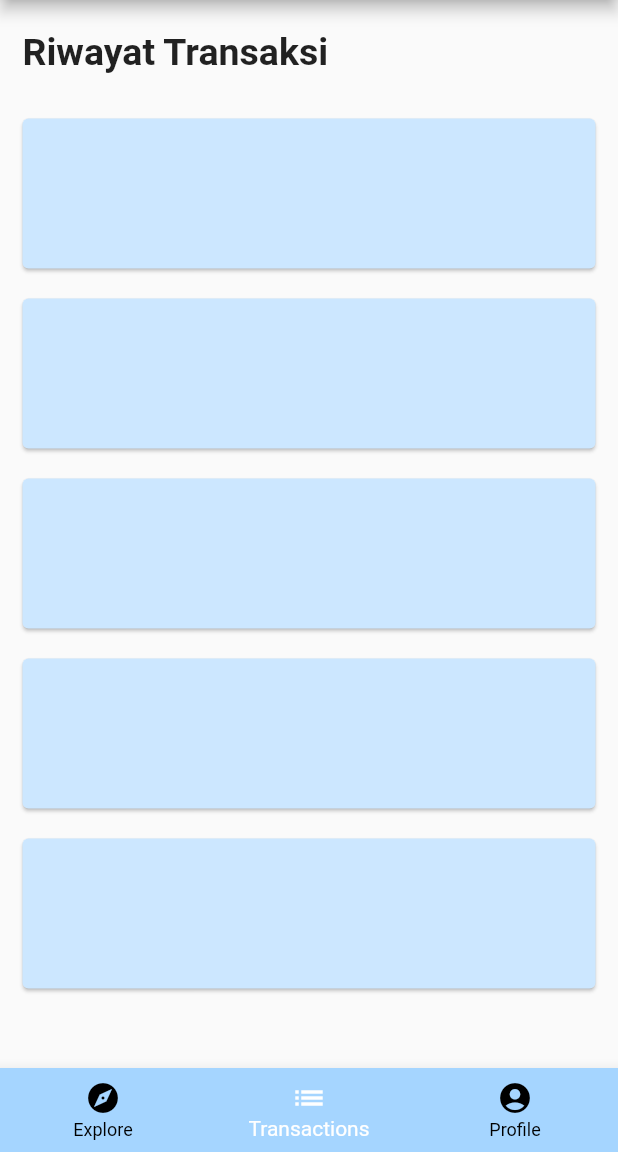
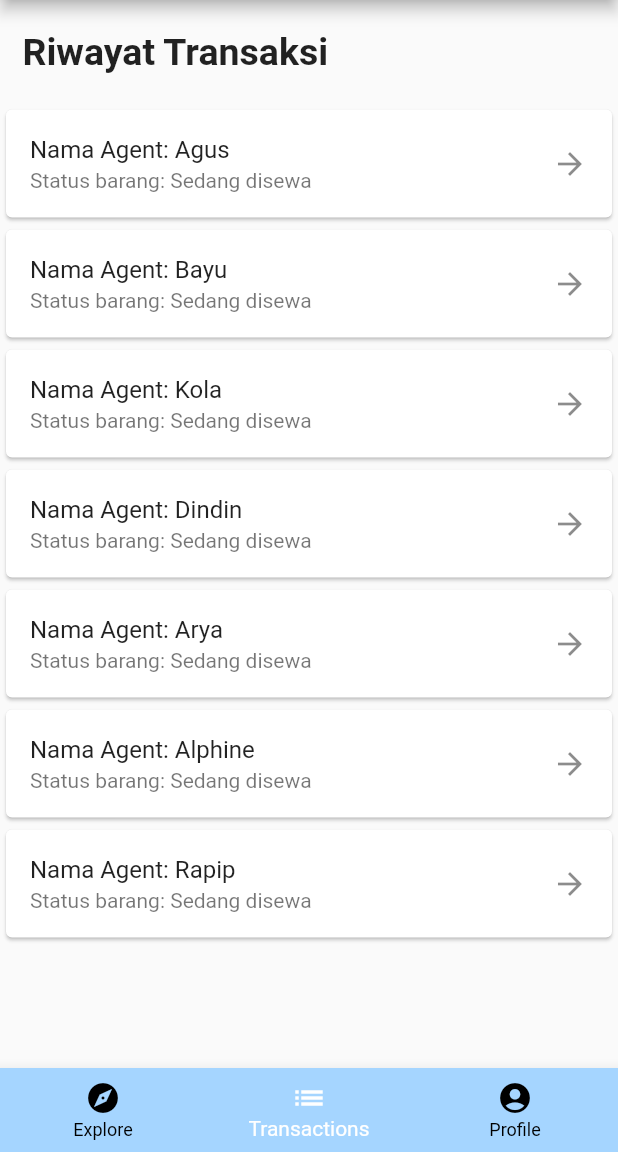
Before and after one commit to pippuu/yukhiking_mobile, a Flutter app: the screen it shows after launch, item 2 of the bottom bar chosen, on a phone screen of 412 x 824 dp, the part 84-1236 px from its top. Run offline on Flutter 3.47's test engine with Material 2 defaults, Android fonts, the phone set to English and light mode, and no system bars; network calls fail.

Commit message:
Co-authored-by: Alfinata Yusuf Sitaba <alfinata@users.noreply.github.com> Co-authored-by: Rafif Fausta Kusuma Syam <pippuu@users.noreply.github.com> Co-authored-by: Dindin Inas Candra Wiguna <Dindin14@users.noreply.github.com>

```diff
--- a/lib/main.dart
+++ b/lib/main.dart
@@ -2,8 +2,10 @@ import 'package:flutter/material.dart';
 import 'package:yukhiking_app/api/profileAPI.dart';
 import 'package:yukhiking_app/model/profileModel.dart';
 import 'package:yukhiking_app/profile.dart';
-import 'detail.dart';
-import 'model/DetailBarang.dart';
+import 'package:yukhiking_app/explorasi.dart';
+import 'package:yukhiking_app/model/ExplorasiModel.dart';
+import 'package:yukhiking_app/TransaksiDetail.dart';
+import 'package:yukhiking_app/model/TransaksiModel.dart';
 
 final GlobalKey<NavigatorState> navigatorKey = GlobalKey<NavigatorState>();
 
@@ -443,55 +445,29 @@ class _MyHomePageState extends State<MyHomePage> {
                 ),
               ),
             ),
-            ListView(
+            Expanded(
+              child: ListView.builder(
               shrinkWrap: true,
-              children: [
-                Card(
-                  margin: const EdgeInsets.symmetric(
-                      horizontal: 15.0, vertical: 10.0),
-                  color: Color.fromARGB(255, 204, 231, 255),
-                  child: Container(
-                    height: 100.0,
+              itemCount: transaksi.length,
+              itemBuilder: (context, index) {
+                // final trans = transaksi[index];
+                return Card(
+                  child: ListTile(
+                    title: Text('Nama Agent: ${transaksi[index].namaAgent}'),
+                    subtitle: Text('Status barang: ${transaksi[index].status}'),
+                    trailing: const Icon(Icons.arrow_forward),
+                    onTap: () {
+                      Navigator.of(context).push(MaterialPageRoute(
+                          builder: (context) => TransaksiDetail(transaksi[index])));
+                    },
                   ),
-                ),
-                Card(
-                  margin: const EdgeInsets.symmetric(
-                      horizontal: 15.0, vertical: 10.0),
-                  color: Color.fromARGB(255, 204, 231, 255),
-                  child: Container(
-                    height: 100.0,
-                  ),
-                ),
-                Card(
-                  margin: const EdgeInsets.symmetric(
-                      horizontal: 15.0, vertical: 10.0),
-                  color: Color.fromARGB(255, 204, 231, 255),
-                  child: Container(
-                    height: 100.0,
-                  ),
-                ),
-                Card(
-                  margin: const EdgeInsets.symmetric(
-                      horizontal: 15.0, vertical: 10.0),
-                  color: Color.fromARGB(255, 204, 231, 255),
-                  child: Container(
-                    height: 100.0,
-                  ),
-                ),
-                Card(
-                  margin: const EdgeInsets.symmetric(
-                      horizontal: 15.0, vertical: 10.0),
-                  color: Color.fromARGB(255, 204, 231, 255),
-                  child: Container(
-                    height: 100.0,
-                  ),
-                ),
-              ],
-            ),
-          ],
-        ),
+                );
+              }),
+          ),
+        ],
       ),
-      // Halaman Profile
+    ),
+       // Halaman Profile
       Column(
         children: [
           Container(
--- /dev/null
+++ b/lib/model/TransaksiModel.dart
@@ -0,0 +1,63 @@
+// ignore_for_file: file_names
+
+class Transaksi {
+  final String namaAgent;
+  // ignore: non_constant_identifier_names
+  final String tanggal_Diambil;
+  // ignore: non_constant_identifier_names
+  final String tanggal_Kembali;
+  final String status;
+
+  const Transaksi(
+      {required this.namaAgent,
+      // ignore: non_constant_identifier_names
+      required this.tanggal_Diambil,
+      // ignore: non_constant_identifier_names
+      required this.tanggal_Kembali,
+      required this.status});
+}
+
+List<Transaksi> transaksi = [
+    Transaksi(
+      namaAgent: "Agus",
+      tanggal_Diambil: "18-04-2021",
+      tanggal_Kembali: "18-05-2022",
+      status: "Sedang disewa",
+    ),
+    Transaksi(
+      namaAgent: "Bayu",
+      tanggal_Diambil: "19-04-2021",
+      tanggal_Kembali: "11-07-2022",
+      status: "Sedang disewa",
+    ),
+    Transaksi(
+      namaAgent: "Kola",
+      tanggal_Diambil: "11-08-2021",
+      tanggal_Kembali: "10-09-2022",
+      status: "Sedang disewa",
+    ),
+    Transaksi(
+      namaAgent: "Dindin",
+      tanggal_Diambil: "01-04-2021",
+      tanggal_Kembali: "12-07-2022",
+      status: "Sedang disewa",
+    ),
+    Transaksi(
+      namaAgent: "Arya",
+      tanggal_Diambil: "19-04-2021",
+      tanggal_Kembali: "08-07-2022",
+      status: "Sedang disewa",
+    ),
+    Transaksi(
+      namaAgent: "Alphine",
+      tanggal_Diambil: "22-04-2021",
+      tanggal_Kembali: "30-07-2022",
+      status: "Sedang disewa",
+    ),
+    Transaksi(
+      namaAgent: "Rapip",
+      tanggal_Diambil: "19-03-2021",
+      tanggal_Kembali: "15-07-2022",
+      status: "Sedang disewa",
+    ),
+  ];
```
Also changed, not shown: lib/TransaksiDetail.dart (renamed from lib/detail.dart, +12 -11 lines), lib/explorasi.dart (added, +58 -0 lines), lib/model/ExplorasiModel.dart (renamed from lib/model/DetailBarang.dart).
